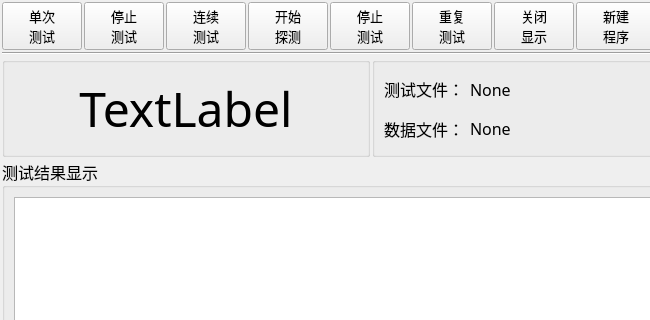
Above: MeterMode/clsMeterMode.ui from caicaiking/WKEFactoryView2014 before the change; both pictures show x 0 to 650 and y 0 to 320 of the 1478 by 768 pixel window. Below: the same form after it.
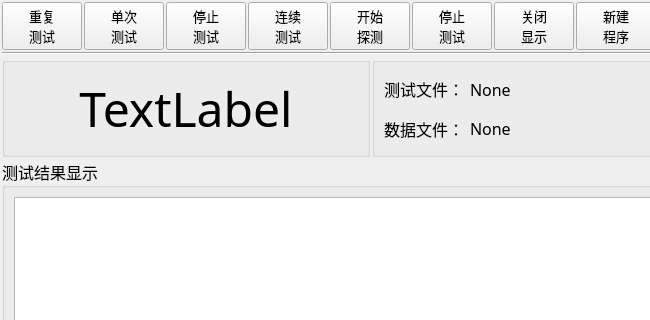
That is the form after the change. Icons and pictures are not drawn. Custom widgets are drawn as their Qt base class.

Commit message: 修改了Meter Ui

```diff
--- a/MeterMode/clsMeterMode.ui
+++ b/MeterMode/clsMeterMode.ui
@@ -6,7 +6,7 @@
    <rect>
     <x>0</x>
     <y>0</y>
-    <width>1423</width>
+    <width>1464</width>
     <height>768</height>
    </rect>
   </property>
@@ -39,6 +39,29 @@
     </property>
     <item>
      <layout class="QHBoxLayout" name="horizontalLayout_2">
+      <item>
+       <widget class="QPushButton" name="btnRep300">
+        <property name="minimumSize">
+         <size>
+          <width>0</width>
+          <height>40</height>
+         </size>
+        </property>
+        <property name="font">
+         <font>
+          <family>楷体</family>
+          <pointsize>10</pointsize>
+         </font>
+        </property>
+        <property name="text">
+         <string>重复
+测试</string>
+        </property>
+        <property name="checkable">
+         <bool>true</bool>
+        </property>
+       </widget>
+      </item>
       <item>
        <widget class="QPushButton" name="btnTrig">
         <property name="minimumSize">
@@ -246,29 +269,6 @@
         </property>
        </widget>
       </item>
-      <item>
-       <widget class="QPushButton" name="btnRep300">
-        <property name="minimumSize">
-         <size>
-          <width>0</width>
-          <height>40</height>
-         </size>
-        </property>
-        <property name="font">
-         <font>
-          <family>楷体</family>
-          <pointsize>10</pointsize>
-         </font>
-        </property>
-        <property name="text">
-         <string>重复
-测试</string>
-        </property>
-        <property name="checkable">
-         <bool>true</bool>
-        </property>
-       </widget>
-      </item>
       <item>
        <widget class="QPushButton" name="btnTurnOffDisplay">
         <property name="minimumSize">
```
Left out of the diff: 2 changed lines with no effect on the pictures.
